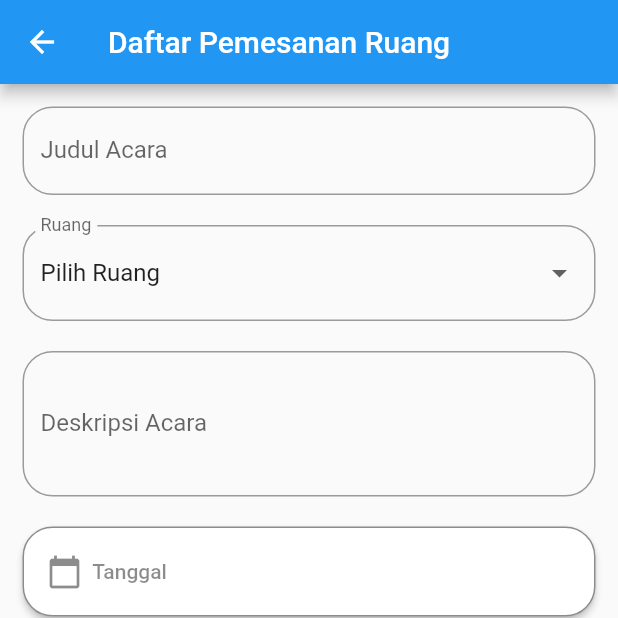
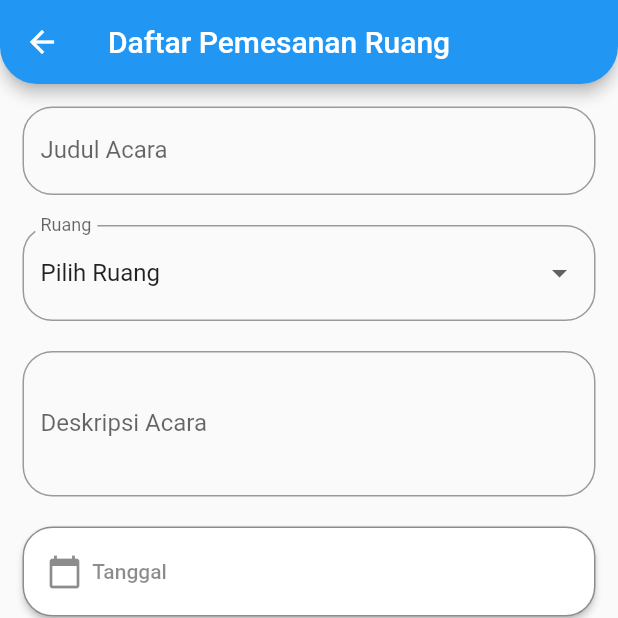
Before and after one commit to fiqriAidin/apk_peminjaman_ruang, a Flutter app: the HomeAdmin screen opened directly, item 4 of the bottom bar chosen, after a tap on "Pesan Ruang", on a phone screen of 412 x 824 dp, the top half of it. Run offline on Flutter 3.47's test engine with Material 2 defaults, Android fonts, the phone set to English and light mode, and no system bars; our stand-ins replace charts_flutter, file_picker, introduction_screen, pie_chart; network calls fail.

Commit message:
styling appbar & tabbar om

```diff
--- a/lib/pages/beranda.dart
+++ b/lib/pages/beranda.dart
@@ -80,7 +80,14 @@ class Beranda extends StatelessWidget {
 
     return Scaffold(
       appBar: AppBar(
-        title: const Text("Peminjaman Ruang PENS"),
+        title: const Text(
+          "Peminjaman Ruang PENS",
+        ),
+        shape: const RoundedRectangleBorder(
+          borderRadius: BorderRadius.only(
+              bottomLeft: Radius.circular(25),
+              bottomRight: Radius.circular(25)),
+        ),
         actions: [
           IconButton(
               onPressed: () {
@@ -91,7 +98,6 @@ class Beranda extends StatelessWidget {
               },
               icon: const Icon(
                 Icons.logout,
-                color: Colors.white,
               ))
         ],
       ),
@@ -103,7 +109,7 @@ class Beranda extends StatelessWidget {
             child: Text(
               "Statistik Peminjaman",
               style: TextStyle(
-                fontSize: 22,
+                fontSize: 20,
                 fontWeight: FontWeight.bold,
               ),
             ),
--- a/lib/pages/create_ruang.dart
+++ b/lib/pages/create_ruang.dart
@@ -18,6 +18,11 @@ class _CreateRuangState extends State<CreateRuang> {
     return Scaffold(
       appBar: AppBar(
         title: const Text("Peminjaman Ruang PENS"),
+        shape: const RoundedRectangleBorder(
+          borderRadius: BorderRadius.only(
+              bottomLeft: Radius.circular(25),
+              bottomRight: Radius.circular(25)),
+        ),
       ),
       body: ListView(
         children: [
--- a/lib/pages/detailPesananUsers.dart
+++ b/lib/pages/detailPesananUsers.dart
@@ -8,6 +8,11 @@ class DetailPesananUsers extends StatelessWidget {
     return Scaffold(
       appBar: AppBar(
         title: const Text("Detail Pesanan"),
+        shape: const RoundedRectangleBorder(
+          borderRadius: BorderRadius.only(
+              bottomLeft: Radius.circular(25),
+              bottomRight: Radius.circular(25)),
+        ),
       ),
       body: ListView(children: [
         Container(
--- a/lib/pages/homeAdmin.dart
+++ b/lib/pages/homeAdmin.dart
@@ -40,8 +40,19 @@ class _HomeAdminState extends State<HomeAdmin>
         ],
       ),
       bottomNavigationBar: Material(
+        child: Container(
+          height: 48,
+          decoration: BoxDecoration(
+            color: Colors.grey[300],
+            borderRadius: BorderRadius.circular(20),
+          ),
+          child: TabBar(
+            indicator: BoxDecoration(
               color: Colors.blue,
-        child: TabBar(
+              borderRadius: BorderRadius.circular(20),
+            ),
+            labelColor: Colors.white,
+            unselectedLabelColor: Colors.black,
             controller: controller,
             tabs: const [
               Tab(icon: Icon(Icons.home)),
@@ -51,6 +62,7 @@ class _HomeAdminState extends State<HomeAdmin>
             ],
           ),
         ),
+      ),
     );
   }
 }
--- a/lib/pages/list_pesanan_admin.dart
+++ b/lib/pages/list_pesanan_admin.dart
@@ -16,6 +16,11 @@ class _ListPesananAdminState extends State<ListPesananAdmin> {
     return Scaffold(
       appBar: AppBar(
         title: const Text("Daftar Pesanan"),
+        shape: const RoundedRectangleBorder(
+          borderRadius: BorderRadius.only(
+              bottomLeft: Radius.circular(25),
+              bottomRight: Radius.circular(25)),
+        ),
         actions: [
           IconButton(
               onPressed: () {
--- a/lib/pages/list_pesanan_user.dart
+++ b/lib/pages/list_pesanan_user.dart
@@ -16,6 +16,11 @@ class _ListPesananUserState extends State<ListPesananUser> {
     return Scaffold(
       appBar: AppBar(
         title: const Text("Daftar Pesanan"),
+        shape: const RoundedRectangleBorder(
+          borderRadius: BorderRadius.only(
+              bottomLeft: Radius.circular(25),
+              bottomRight: Radius.circular(25)),
+        ),
         actions: [
           IconButton(
               onPressed: () {
--- a/lib/pages/list_ruang.dart
+++ b/lib/pages/list_ruang.dart
@@ -16,6 +16,11 @@ class _ListRuangState extends State<ListRuang> {
     return Scaffold(
       appBar: AppBar(
         title: const Text("List Ruang"),
+        shape: const RoundedRectangleBorder(
+          borderRadius: BorderRadius.only(
+              bottomLeft: Radius.circular(25),
+              bottomRight: Radius.circular(25)),
+        ),
         actions: [
           IconButton(
               onPressed: () {
--- a/lib/pages/master_status.dart
+++ b/lib/pages/master_status.dart
@@ -45,6 +45,11 @@ class MasterStatus extends StatelessWidget {
     return Scaffold(
       appBar: AppBar(
         title: const Text("Master Status"),
+        shape: const RoundedRectangleBorder(
+          borderRadius: BorderRadius.only(
+              bottomLeft: Radius.circular(25),
+              bottomRight: Radius.circular(25)),
+        ),
         actions: [
           IconButton(
               onPressed: () {
--- a/lib/pages/pesan_ruang.dart
+++ b/lib/pages/pesan_ruang.dart
@@ -65,6 +65,11 @@ class _PesanRuangState extends State<PesanRuang> {
     return Scaffold(
       appBar: AppBar(
         title: const Text("Daftar Pemesanan Ruang"),
+        shape: const RoundedRectangleBorder(
+          borderRadius: BorderRadius.only(
+              bottomLeft: Radius.circular(25),
+              bottomRight: Radius.circular(25)),
+        ),
       ),
       body: ListView(
         children: [
```
Also changed, not shown: lib/pages/detailPesananAdmin.dart (+6 -1 lines), lib/pages/homeUsers.dart (+13 -1 lines). Lines whose indentation alone changed are shown as unchanged.
